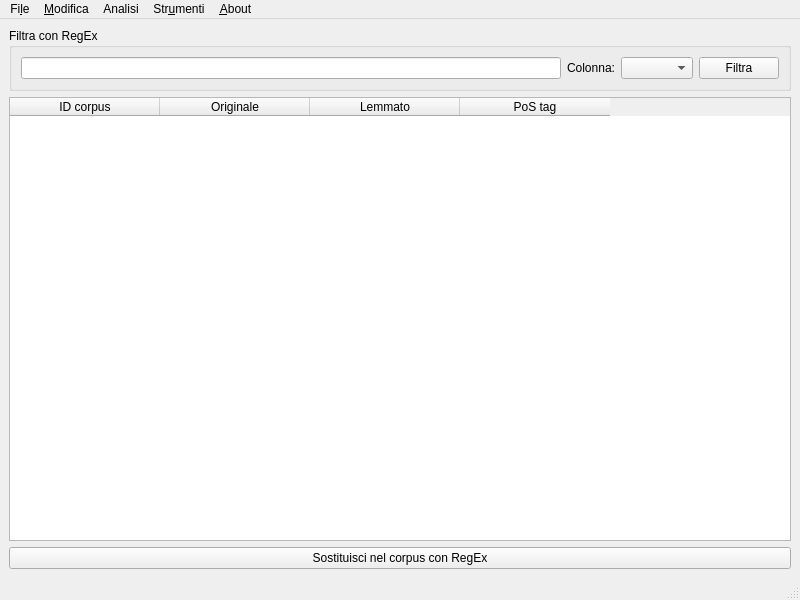
First picture: the form in forms/mainwindow.ui, repository zorbaproject/Bran, before the edit.
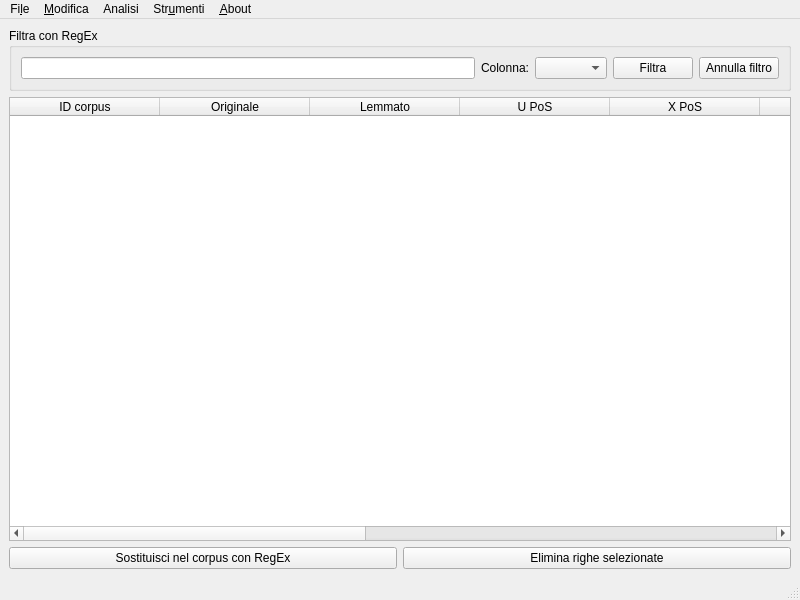
Second picture: the form after the edit.

```diff
--- a/forms/mainwindow.ui
+++ b/forms/mainwindow.ui
@@ -47,6 +47,13 @@
          </property>
         </widget>
        </item>
+       <item>
+        <widget class="QPushButton" name="cancelfiltro">
+         <property name="text">
+          <string>Annulla filtro</string>
+         </property>
+        </widget>
+       </item>
       </layout>
      </widget>
     </item>
@@ -72,7 +79,42 @@
       </column>
       <column>
        <property name="text">
-        <string>PoS tag</string>
+        <string>U PoS</string>
+       </property>
+      </column>
+      <column>
+       <property name="text">
+        <string>X PoS</string>
+       </property>
+      </column>
+      <column>
+       <property name="text">
+        <string>FEATS</string>
+       </property>
+      </column>
+      <column>
+       <property name="text">
+        <string>Head</string>
+       </property>
+      </column>
+      <column>
+       <property name="text">
+        <string>DepRel</string>
+       </property>
+      </column>
+      <column>
+       <property name="text">
+        <string>Deps</string>
+       </property>
+      </column>
+      <column>
+       <property name="text">
+        <string>Varie</string>
+       </property>
+      </column>
+      <column>
+       <property name="text">
+        <string>ID parola</string>
        </property>
       </column>
      </widget>
@@ -86,6 +128,13 @@
         </property>
        </widget>
       </item>
+      <item>
+       <widget class="QPushButton" name="delselected">
+        <property name="text">
+         <string>Elimina righe selezionate</string>
+        </property>
+       </widget>
+      </item>
      </layout>
     </item>
    </layout>
```
Left out of the diff: 6 changed lines with no effect on the pictures.
